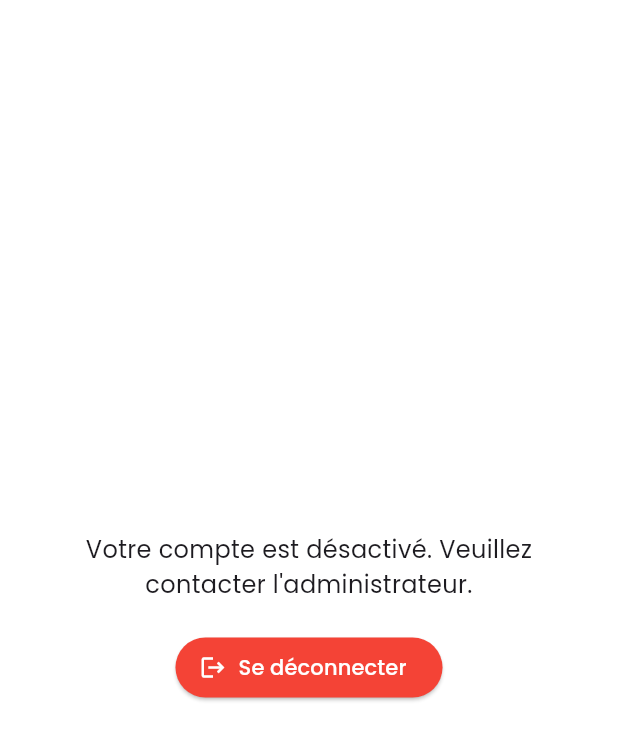
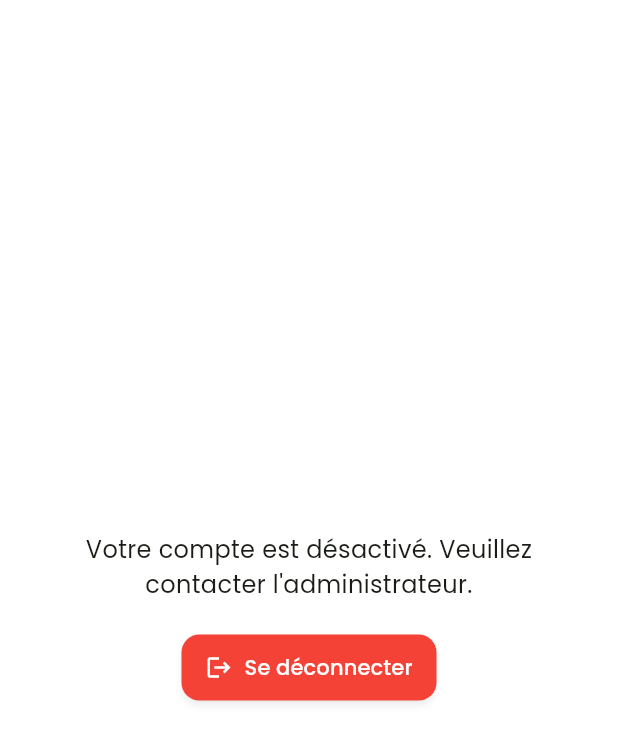
Before and after one commit to mohamedimghri/canhna_app, a Flutter app: the screen it shows once a user with an empty profile is signed in, on a phone screen of 412 x 824 dp. Shown: the top 742 px of the screen. Run offline on Flutter 3.47's test engine with Material 3 defaults, Android fonts, the phone set to English and light mode, and no system bars; our stand-ins replace another_flushbar, flutter_svg, google_fonts, image_picker, supabase_flutter; accounts and stored records are empty.

Commit message:
Apply global theming to the root of the application.

```diff
--- a/lib/main.dart
+++ b/lib/main.dart
@@ -1,5 +1,6 @@
 import 'package:canhna_app/services/auth/auth_gate.dart';
 import 'package:canhna_app/views/auth/Login_screen.dart';
+import 'package:canhna_app/views/theme/app_theme.dart';
 import 'package:flutter/material.dart';
 import 'package:supabase_flutter/supabase_flutter.dart';
 
@@ -8,7 +9,6 @@ void main() async {
     anonKey:"eyJhbGciOiJIUzI1NiIsInR5cCI6IkpXVCJ9.eyJpc3MiOiJzdXBhYmFzZSIsInJlZiI6Im9uc3V0a2dvdmRrcHJha21oY2ZtIiwicm9sZSI6ImFub24iLCJpYXQiOjE3NDk0NzI2MzIsImV4cCI6MjA2NTA0ODYzMn0.1y954crnGrChPECjQ58j0HVxN-YTVg6MiDZrF4WFmFc",
     url: "https://onsutkgovdkprakmhcfm.supabase.co",
   );
-
 
   runApp(const MyApp());
 }
@@ -20,7 +20,7 @@ class MyApp extends StatelessWidget {
   Widget build(BuildContext context) {
     return MaterialApp(
       debugShowCheckedModeBanner: false,
-      theme: ThemeData(fontFamily: 'Poppins'),
+      theme: AppTheme.themeData(),
       home: AuthGate(),
     );
   }
```
